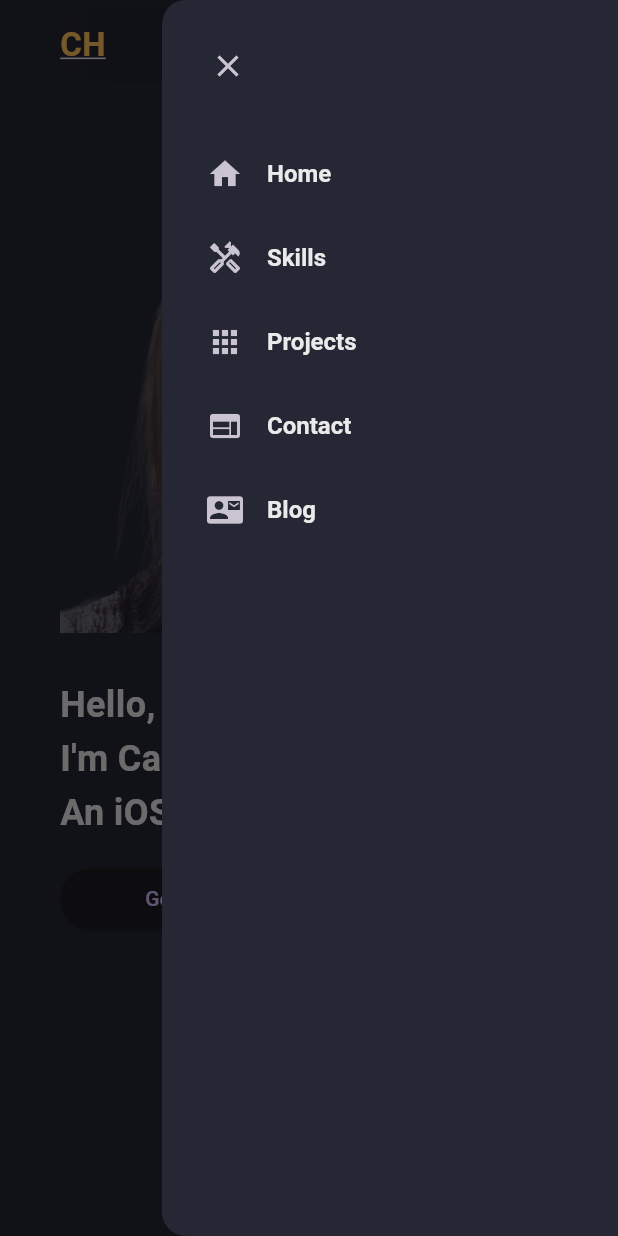
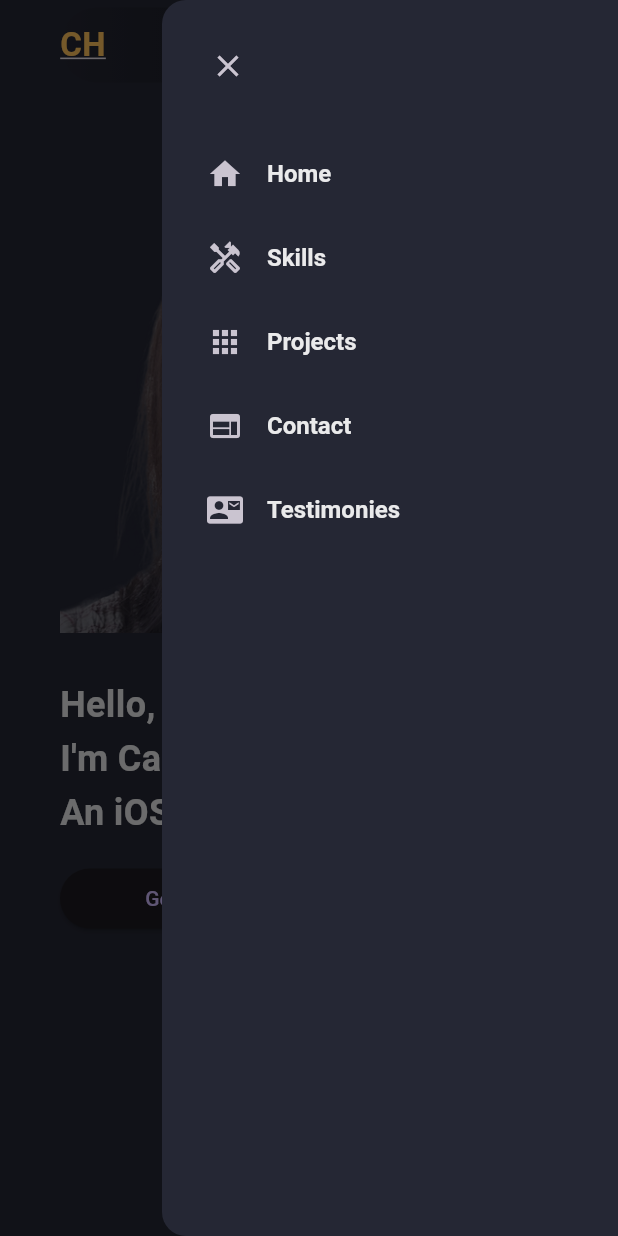
Before and after one commit to caroline-cs-csuf/my_portfolio, a Flutter app: the screen it shows after launch, with the side drawer open, on a phone screen of 412 x 824 dp. Run offline on Flutter 3.47's test engine with Material 3 defaults, Android fonts, the light colour scheme and no system bars; missing offline and left inert: universal_html.

Commit message:
links are working, todo : email sections

```diff
--- a/lib/constants/nav_items.dart
+++ b/lib/constants/nav_items.dart
@@ -5,7 +5,7 @@ List<String> navTitles = [
   "Skills",
   "Projects",
   "Contact",
-  "Blog",
+  "Testimonies",
 ];
 
 List<IconData> navIcons = [
--- a/lib/constants/sns_links.dart
+++ b/lib/constants/sns_links.dart
@@ -1,8 +1,9 @@
 class SnsLinks {
   static const String github = "https://github.com/carolineh-csuf";
-  static const String linkedIn = "";
+  static const String linkedIn =
+      "https://www.linkedin.com/in/caroline-h-7a683624a/";
   static const String facebook = "https://www.facebook.com/allisonx84";
   static const String instagram =
       "https://www.instagram.com/allison_x_h/?hl=en";
-  static const String blog = "https://www.google.com";
+  static const String blog = "https://iyjqhxoljs0.typeform.com/to/SP6KiRM3";
 }
--- a/lib/widgets/project_card.dart
+++ b/lib/widgets/project_card.dart
@@ -1,7 +1,8 @@
 import 'package:flutter/material.dart';
 import 'package:my_portfolio/constants/colors.dart';
 import 'package:my_portfolio/utils/project_utils.dart';
-// //import 'dart:js' as js;
+//import 'dart:js' as js;
+import 'package:universal_html/js.dart' as js;
 
 class ProjectCardWidget extends StatelessWidget {
   const ProjectCardWidget({
@@ -72,7 +73,7 @@ class ProjectCardWidget extends StatelessWidget {
                     padding: const EdgeInsets.only(left: 6),
                     child: InkWell(
                       onTap: () {
-                        //js.context.callMethod("open", [project.webLink]);
+                        js.context.callMethod("open", [project.webLink]);
                       },
                       child: Image.asset(
                         "assets/github.png",
--- a/pubspec.yaml
+++ b/pubspec.yaml
@@ -40,6 +40,7 @@ dependencies:
   # Use with the CupertinoIcons class for iOS style icons.
   cupertino_icons: ^1.0.2
   js: ^0.7.0
+  universal_html: ^2.2.4
 
 dev_dependencies:
   flutter_test:
```
Also changed, not shown: lib/pages/homepage.dart (+3 -8 lines), lib/widgets/contact_section.dart (+6 -7 lines), pubspec.lock.
